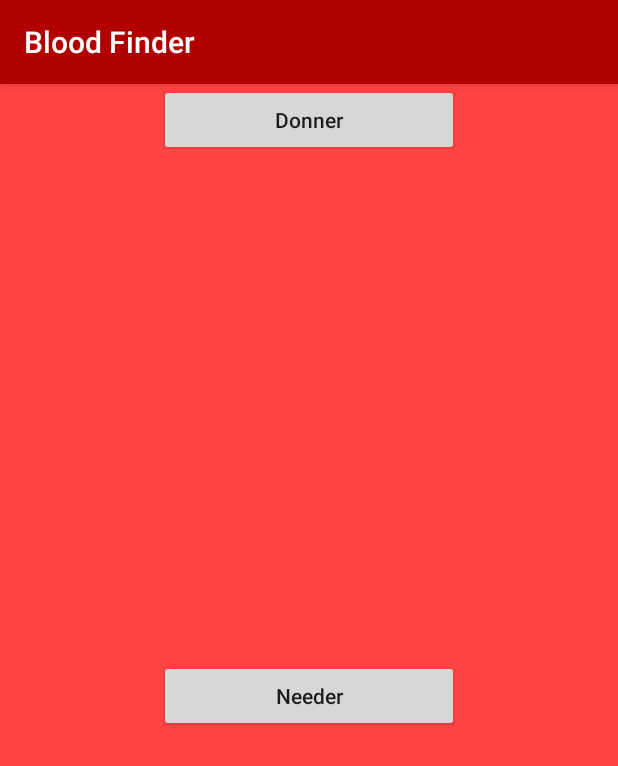
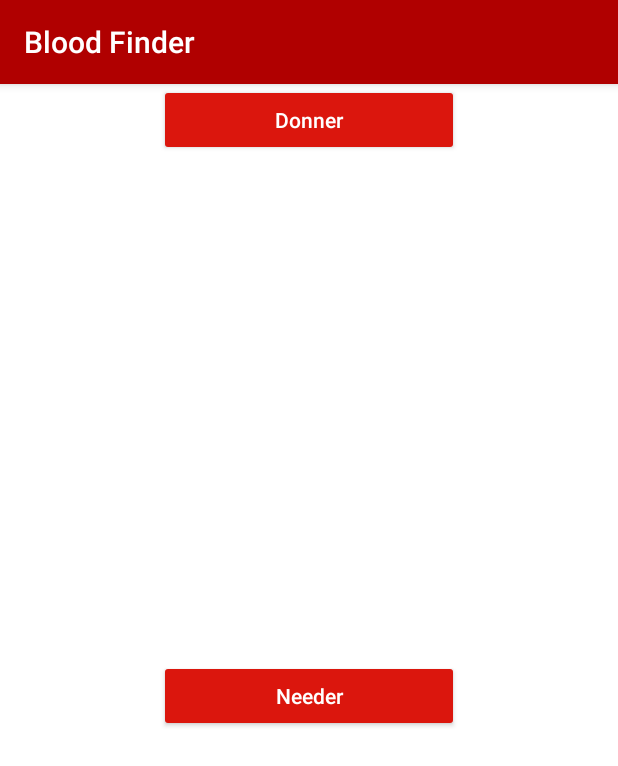
Before and after one commit to nalinisaxena/blood-finder, an Android app: the screen it shows after launch (options), after a tap on "Save Life", on a phone screen of 412 x 824 dp. Shown: the top 766 px of the screen. Run offline under Robolectric (Android 15) with nearby library versions, the phone set to English and light mode, and no system bars.

Commit message:
color changes

```diff
--- a/App/src/main/res/layout/activity_donner_login.xml
+++ b/App/src/main/res/layout/activity_donner_login.xml
@@ -2,7 +2,7 @@
     android:layout_width="match_parent"
     android:layout_height="match_parent"
     android:orientation="vertical"
-    android:background="@android:color/holo_red_light"
+    android:background="#FFFFFF"
     xmlns:android="http://schemas.android.com/apk/res/android"
     xmlns:tools="http://schemas.android.com/tools"
     >
--- a/App/src/main/res/layout/activity_donner_option.xml
+++ b/App/src/main/res/layout/activity_donner_option.xml
@@ -2,7 +2,7 @@
     android:layout_width="match_parent"
     android:layout_height="match_parent"
     android:orientation="vertical"
-    android:background="@android:color/holo_red_light"
+    android:background="#FFFFFF"
     xmlns:android="http://schemas.android.com/apk/res/android"
     >
 
@@ -16,6 +16,8 @@
             android:layout_height="wrap_content"
             android:text="Register"
             android:textAllCaps="false"
+            android:backgroundTint="#DB160D"
+            android:textColor="#FFFFFF"
             android:layout_centerHorizontal="true"/>
 
     </RelativeLayout>
@@ -29,6 +31,8 @@
             android:layout_width="200dp"
             android:layout_height="wrap_content"
             android:text="Login"
+            android:backgroundTint="#DB160D"
+            android:textColor="#FFFFFF"
             android:textAllCaps="false"
             android:layout_centerHorizontal="true"/>
 
--- a/App/src/main/res/layout/activity_donner_profile.xml
+++ b/App/src/main/res/layout/activity_donner_profile.xml
@@ -2,7 +2,7 @@
     android:layout_width="match_parent"
     android:layout_height="match_parent"
     android:orientation="vertical"
-    android:background="@android:color/holo_red_light"
+    android:background="#FFFFFF"
     xmlns:android="http://schemas.android.com/apk/res/android">
 
 
--- a/App/src/main/res/layout/activity_donner_profile_edit.xml
+++ b/App/src/main/res/layout/activity_donner_profile_edit.xml
@@ -2,7 +2,7 @@
     android:id="@+id/activity_donner_profile_edit"
     android:layout_width="match_parent"
     android:layout_height="match_parent"
-    android:background="@android:color/holo_red_light"
+    android:background="#FFFFFF"
     xmlns:android="http://schemas.android.com/apk/res/android"
     >
 
--- a/App/src/main/res/layout/activity_needer.xml
+++ b/App/src/main/res/layout/activity_needer.xml
@@ -2,7 +2,7 @@
     android:layout_width="match_parent"
     android:layout_height="match_parent"
     android:orientation="vertical"
-    android:background="@android:color/holo_red_light"
+    android:background="#FFFFFF"
     xmlns:android="http://schemas.android.com/apk/res/android"
     >
 
--- a/App/src/main/res/layout/activity_needer_list.xml
+++ b/App/src/main/res/layout/activity_needer_list.xml
@@ -1,7 +1,7 @@
 <RelativeLayout android:id="@+id/activity_needer_list"
     android:layout_width="match_parent"
     android:layout_height="match_parent"
-    android:background="@android:color/holo_red_light"
+    android:background="#FFFFFF"
     xmlns:android="http://schemas.android.com/apk/res/android"
     >
 
--- a/App/src/main/res/layout/activity_options.xml
+++ b/App/src/main/res/layout/activity_options.xml
@@ -2,7 +2,7 @@
     android:layout_width="match_parent"
     android:layout_height="match_parent"
     android:orientation="vertical"
-    android:background="@android:color/holo_red_light"
+    android:background="#FFFFFF"
     xmlns:android="http://schemas.android.com/apk/res/android"
     >
 
@@ -16,7 +16,10 @@
             android:layout_width="200dp"
             android:layout_height="wrap_content"
             android:text="Donner"
+            android:backgroundTint="#DB160D"
+            android:textColor="#FFFFFF"
             android:textAllCaps="false"
+
             android:layout_centerHorizontal="true"/>
 
     </RelativeLayout>
@@ -28,6 +31,8 @@
         <Button android:id="@+id/btnneeder"
             android:layout_width="200dp"
             android:layout_height="wrap_content"
+            android:backgroundTint="#DB160D"
+            android:textColor="#FFFFFF"
             android:text="Needer"
             android:textAllCaps="false"
             android:layout_centerHorizontal="true"/>
```
